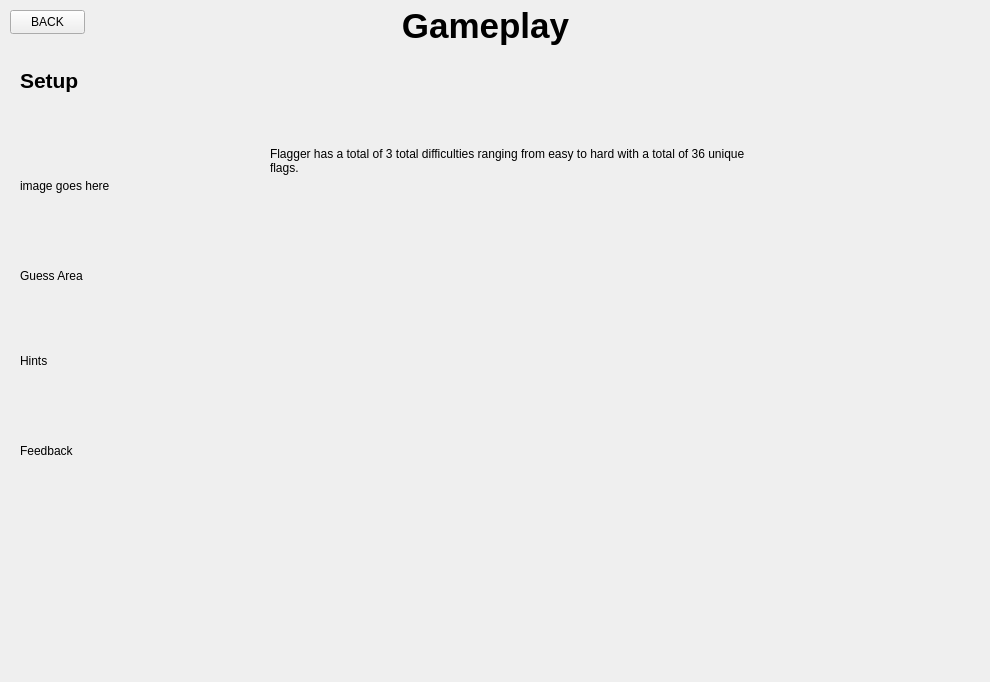
First picture: the form in gamewindowhelp.ui, repository jesseandringa/FlagApp, before the edit.
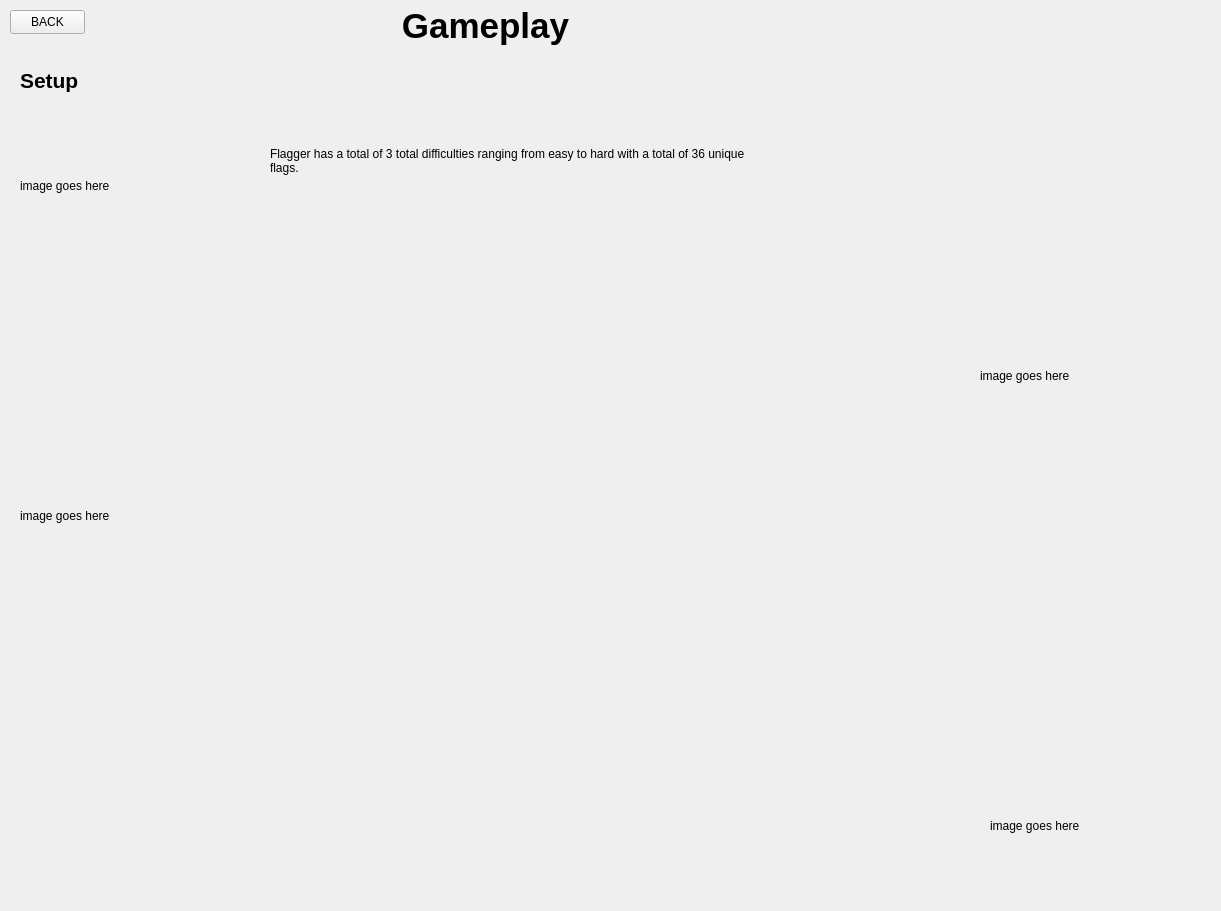
Second picture: the form after the edit.

Commit message: Added images to help, misc changes

```diff
--- a/gamewindowhelp.ui
+++ b/gamewindowhelp.ui
@@ -6,10 +6,22 @@
    <rect>
     <x>0</x>
     <y>0</y>
-    <width>990</width>
-    <height>682</height>
+    <width>1221</width>
+    <height>911</height>
    </rect>
   </property>
+  <property name="minimumSize">
+   <size>
+    <width>1221</width>
+    <height>911</height>
+   </size>
+  </property>
+  <property name="maximumSize">
+   <size>
+    <width>1221</width>
+    <height>911</height>
+   </size>
+  </property>
   <property name="windowTitle">
    <string>Form</string>
   </property>
@@ -83,58 +95,6 @@
     <bool>true</bool>
    </property>
   </widget>
-  <widget class="QLabel" name="label_5">
-   <property name="geometry">
-    <rect>
-     <x>20</x>
-     <y>260</y>
-     <width>81</width>
-     <height>31</height>
-    </rect>
-   </property>
-   <property name="text">
-    <string>Guess Area</string>
-   </property>
-  </widget>
-  <widget class="QLabel" name="label_6">
-   <property name="geometry">
-    <rect>
-     <x>20</x>
-     <y>340</y>
-     <width>71</width>
-     <height>41</height>
-    </rect>
-   </property>
-   <property name="text">
-    <string>Hints</string>
-   </property>
-  </widget>
-  <widget class="QLabel" name="label_7">
-   <property name="geometry">
-    <rect>
-     <x>60</x>
-     <y>450</y>
-     <width>49</width>
-     <height>16</height>
-    </rect>
-   </property>
-   <property name="text">
-    <string/>
-   </property>
-  </widget>
-  <widget class="QLabel" name="label_8">
-   <property name="geometry">
-    <rect>
-     <x>20</x>
-     <y>430</y>
-     <width>91</width>
-     <height>41</height>
-    </rect>
-   </property>
-   <property name="text">
-    <string>Feedback</string>
-   </property>
-  </widget>
   <widget class="QPushButton" name="backButton">
    <property name="geometry">
     <rect>
@@ -148,6 +108,45 @@
     <string>BACK</string>
    </property>
   </widget>
+  <widget class="QLabel" name="guessImage">
+   <property name="geometry">
+    <rect>
+     <x>980</x>
+     <y>300</y>
+     <width>221</width>
+     <height>151</height>
+    </rect>
+   </property>
+   <property name="text">
+    <string>image goes here</string>
+   </property>
+  </widget>
+  <widget class="QLabel" name="hintImage">
+   <property name="geometry">
+    <rect>
+     <x>20</x>
+     <y>440</y>
+     <width>221</width>
+     <height>151</height>
+    </rect>
+   </property>
+   <property name="text">
+    <string>image goes here</string>
+   </property>
+  </widget>
+  <widget class="QLabel" name="feedbackImage">
+   <property name="geometry">
+    <rect>
+     <x>990</x>
+     <y>750</y>
+     <width>221</width>
+     <height>151</height>
+    </rect>
+   </property>
+   <property name="text">
+    <string>image goes here</string>
+   </property>
+  </widget>
  </widget>
  <resources/>
  <connections/>
```
Left out of the diff: 8 changed lines with no effect on the pictures. The commit also changes 3 other files.
